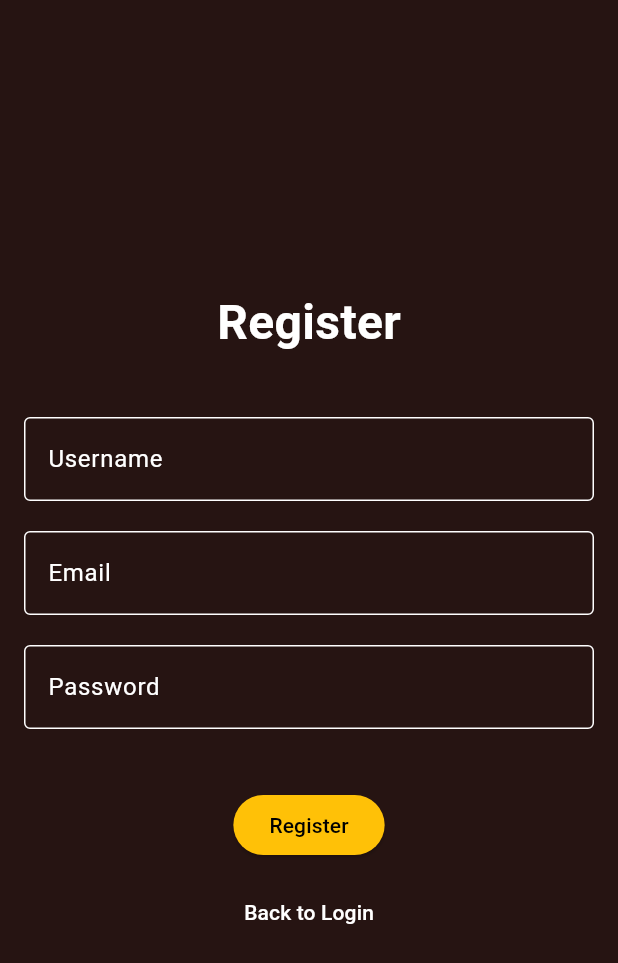
After one commit to JaumeSanCol/BeerTank, a Flutter app: the screen it shows after launch, after a tap on "Register", on a phone screen of 412 x 824 dp. The commit adds this screen. Shown: the top 963 px of the screen. Run offline on Flutter 3.47's test engine with Material 3 defaults, Android fonts, the phone set to English and light mode, and no system bars; missing offline and left inert: nfc_manager; network calls fail.

Commit message:
register implementation

```diff
--- a/smart_tank_app/lib/login_page.dart
+++ b/smart_tank_app/lib/login_page.dart
@@ -3,8 +3,9 @@
 import 'package:flutter/material.dart';
 import 'package:smart_tank_app/dialog_utils.dart';
 import 'dart:convert';
-import 'api_service.dart';  // Import the ApiService
+import 'api_service.dart';
 import 'main.dart';
+import 'register_page.dart'; // Import RegisterPage
 
 class LoginPage extends StatefulWidget {
   const LoginPage({super.key});
@@ -83,7 +84,7 @@ class _LoginPageState extends State<LoginPage> {
                 decoration: const InputDecoration(
                   labelText: 'Username',
                   border: OutlineInputBorder(),
-                )
+                ),
               ),
               const SizedBox(height: 20), // Space between fields
               TextField(
@@ -94,10 +95,21 @@ class _LoginPageState extends State<LoginPage> {
                 ),
                 obscureText: true,
               ),
-              const SizedBox(height: 40), // Space before the button
+              const SizedBox(height: 40), // Space before the buttons
               ElevatedButton(
-                onPressed: login, // Trigger login without BuildContext
+                onPressed: login, // Trigger login
                 child: const Text('Log In'),
+              ),
+              const SizedBox(height: 10), // Space between buttons
+              TextButton(
+                onPressed: () {
+                  // Navigate to the Register Page
+                  Navigator.push(
+                    context,
+                    MaterialPageRoute(builder: (context) => const RegisterPage()),
+                  );
+                },
+                child: const Text('Register'),
               ),
             ],
           ),
--- /dev/null
+++ b/smart_tank_app/lib/register_page.dart
@@ -0,0 +1,137 @@
+// File: register_page.dart
+
+import 'package:flutter/material.dart';
+import 'package:smart_tank_app/dialog_utils.dart';
+import 'package:smart_tank_app/login_page.dart';
+import 'api_service.dart';
+
+class RegisterPage extends StatefulWidget {
+  const RegisterPage({super.key});
+
+  @override
+  _RegisterPageState createState() => _RegisterPageState();
+}
+
+class _RegisterPageState extends State<RegisterPage> {
+  final TextEditingController _usernameController = TextEditingController();
+  final TextEditingController _emailController = TextEditingController();
+  final TextEditingController _passwordController = TextEditingController();
+
+  bool isRegistrationDataValid(BuildContext context, String email, String password) {
+    // Validate email
+    final emailRegex = RegExp(r'^[a-zA-Z0-9._%+-]+@[a-zA-Z0-9.-]+\.[a-zA-Z]{2,}$');
+    if (!emailRegex.hasMatch(email)) {
+      showErrorDialog(context, 'Invalid email format. Please enter a valid email.');
+      return false;
+    }
+
+    // Validate password
+    if (password.length < 8) {
+      showErrorDialog(context, 'Password must be at least 8 characters long.');
+      return false;
+    }
+
+    return true;
+  }
+
+  // Function to handle registration
+  Future<void> register() async {
+    final username = _usernameController.text;
+    final email = _emailController.text;
+    final password = _passwordController.text;
+
+    // Check if the data is valid
+    if (!isRegistrationDataValid(context, email, password)) {
+      return;
+    }
+
+    // Prepare the request body
+    final body = {
+      'username': username,
+      'email': email,
+      'password': password,
+      'role': 'user', // Role is fixed as "user"
+    };
+
+    try {
+      // Make the POST request using the ApiService class
+      final response = await ApiService.postRequest("/register", body);
+      print(response.body);
+      print(response.statusCode);
+      if (response.statusCode == 201) {
+        Navigator.push(
+          context,
+          MaterialPageRoute(builder: (context) => const LoginPage()),
+        );
+        showSuccessDialog(context, 'Registration Successful! Please log in.');
+      } else {
+        showErrorDialog(context, 'Registration Failed - Please try again.');
+      }
+    } catch (e) {
+      print("Error during registration: $e");
+      showErrorDialog(context, 'Something went wrong! Try again later!');
+    }
+  }
+
+  @override
+  Widget build(BuildContext context) {
+    return Scaffold(
+      body: Center(
+        child: Padding(
+          padding: const EdgeInsets.all(16.0),
+          child: Column(
+            mainAxisAlignment: MainAxisAlignment.center,
+            children: [
+              const Text(
+                'Register',
+                style: TextStyle(
+                  fontSize: 32,
+                  fontWeight: FontWeight.bold,
+                ),
+              ),
+              const SizedBox(height: 40), // Space between title and fields
+              TextField(
+                controller: _usernameController,
+                decoration: const InputDecoration(
+                  labelText: 'Username',
+                  border: OutlineInputBorder(),
+                ),
+              ),
+              const SizedBox(height: 20), // Space between fields
+              TextField(
+                controller: _emailController,
+                decoration: const InputDecoration(
+                  labelText: 'Email',
+                  border: OutlineInputBorder(),
+                ),
+              ),
+              const SizedBox(height: 20), // Space between fields
+              TextField(
+                controller: _passwordController,
+                decoration: const InputDecoration(
+                  labelText: 'Password',
+                  border: OutlineInputBorder(),
+                ),
+                obscureText: true,
+              ),
+              const SizedBox(height: 40), // Space before the button
+              ElevatedButton(
+                onPressed: register, // Trigger registration
+                child: const Text('Register'),
+              ),
+              const SizedBox(height: 10), // Space between buttons
+              TextButton(
+                onPressed: () {
+                  // Navigate back to the Login Page
+                  Navigator.pop(context);
+                },
+                child: const Text('Back to Login'),
+              ),
+            ],
+          ),
+        ),
+      ),
+    );
+
+  }
+}
```
